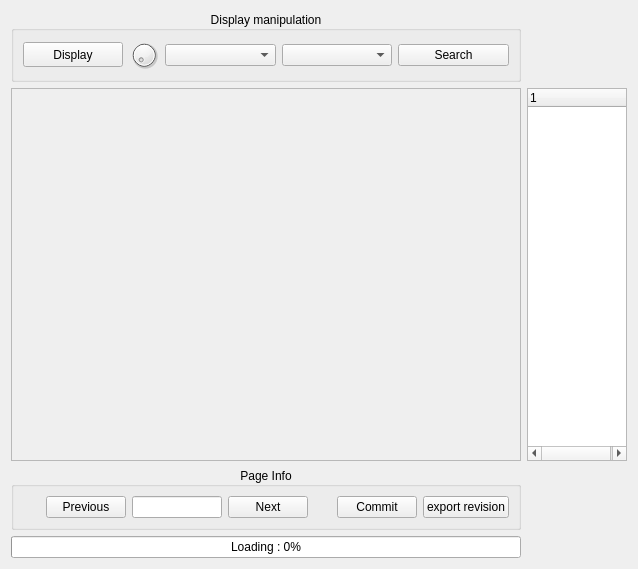
Above: Tab.ui from caronnee/pdfeditor before the change. Below: the same form after it.
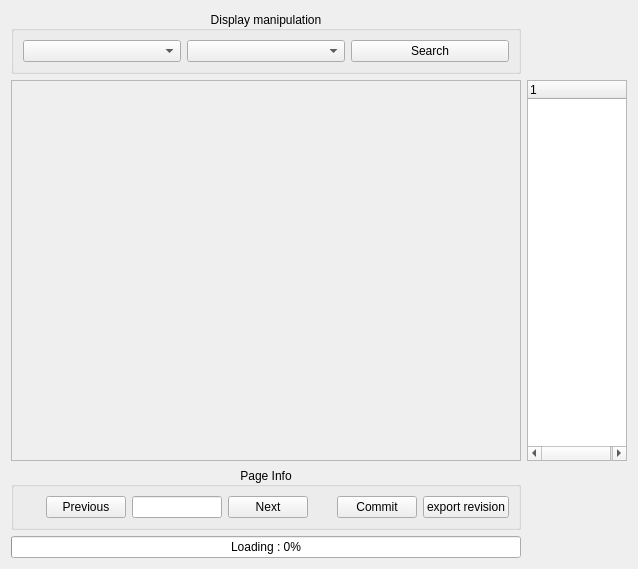
That is the form after the change.

```diff
--- a/Tab.ui
+++ b/Tab.ui
@@ -129,47 +129,6 @@
       <set>Qt::AlignCenter</set>
      </property>
      <layout class="QHBoxLayout" name="horizontalLayout_3">
-      <item>
-       <widget class="QPushButton" name="display">
-        <property name="sizePolicy">
-         <sizepolicy hsizetype="Preferred" vsizetype="Preferred">
-          <horstretch>0</horstretch>
-          <verstretch>0</verstretch>
-         </sizepolicy>
-        </property>
-        <property name="maximumSize">
-         <size>
-          <width>100</width>
-          <height>25</height>
-         </size>
-        </property>
-        <property name="text">
-         <string>Display</string>
-        </property>
-       </widget>
-      </item>
-      <item>
-       <widget class="QDial" name="rotate">
-        <property name="maximumSize">
-         <size>
-          <width>30</width>
-          <height>30</height>
-         </size>
-        </property>
-        <property name="toolTip">
-         <string>Rotate Page</string>
-        </property>
-        <property name="minimum">
-         <number>0</number>
-        </property>
-        <property name="maximum">
-         <number>359</number>
-        </property>
-        <property name="singleStep">
-         <number>1</number>
-        </property>
-       </widget>
-      </item>
       <item>
        <widget class="QComboBox" name="zoom">
         <property name="acceptDrops">
```
Left out of the diff: 212 changed lines with no effect on the pictures.
